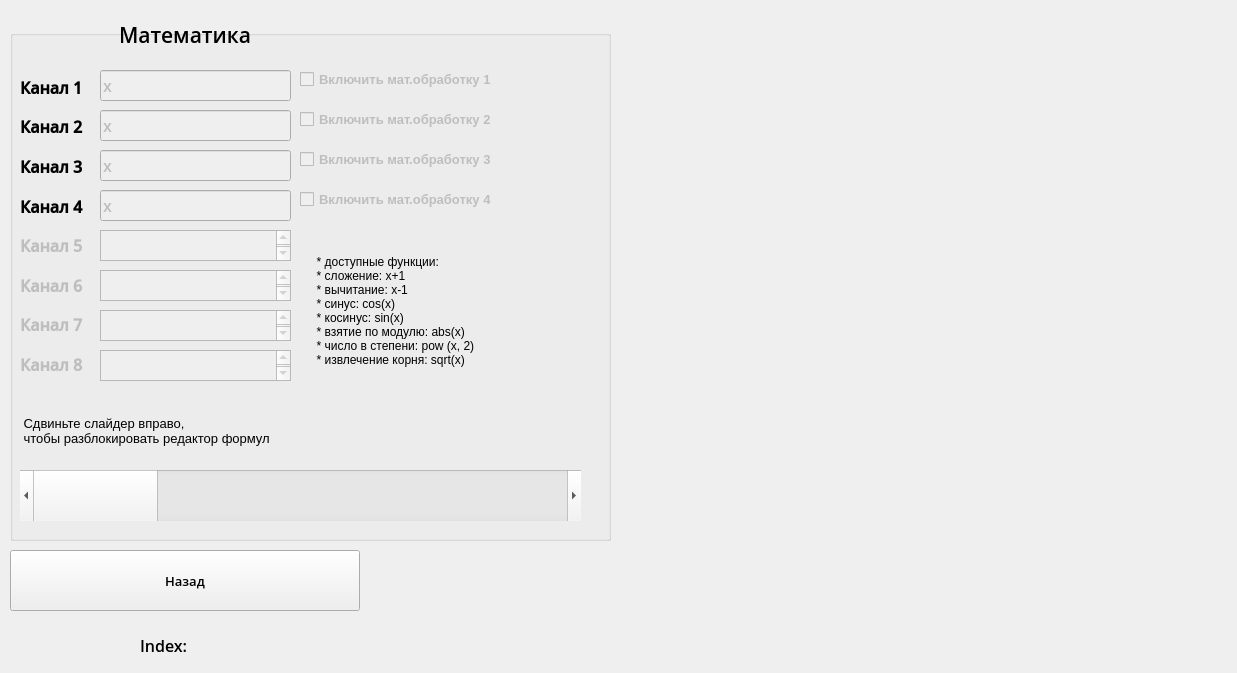
The window that stackedoptions.ui (tomyqg/topaz-m) describes before a commit, drawn with Qt 5.
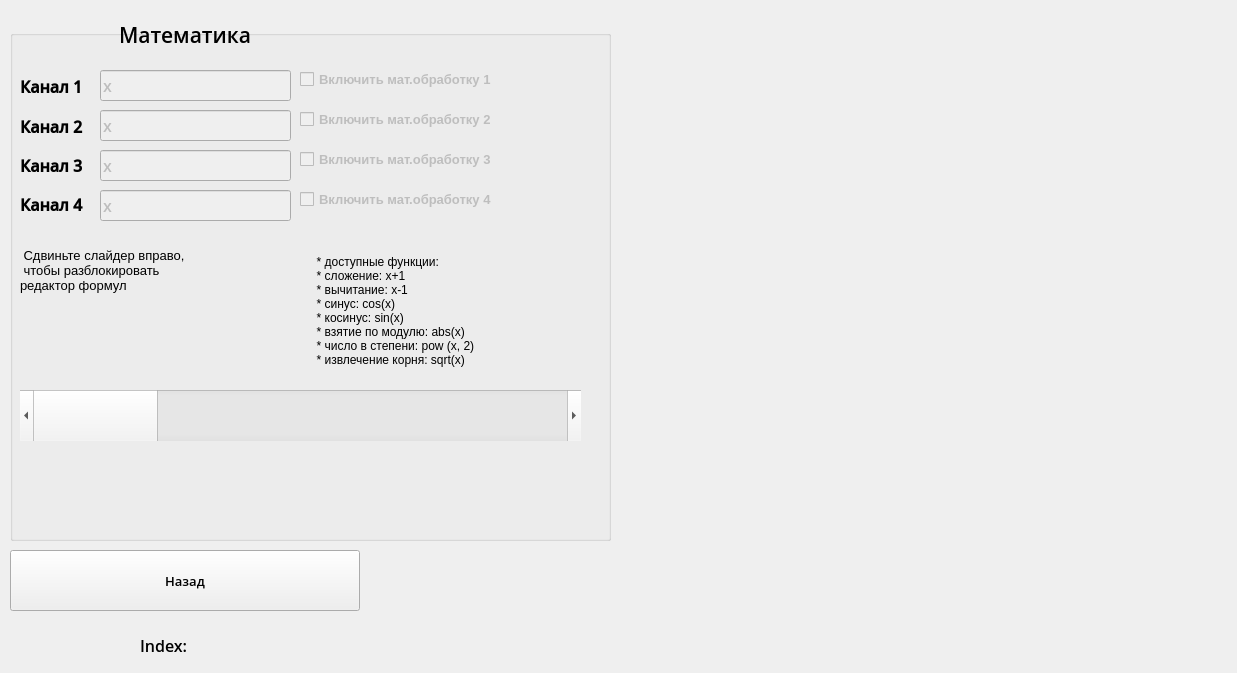
The same window after the commit. The open tabs and pages were chosen to show the change. Custom widgets are drawn as their Qt base class.

What changed in the file:
```diff
--- a/stackedoptions.ui
+++ b/stackedoptions.ui
@@ -4939,89 +4939,13 @@
      <property name="title">
       <string/>
      </property>
-     <widget class="QTextEdit" name="textEdit_10">
-      <property name="enabled">
-       <bool>false</bool>
-      </property>
-      <property name="geometry">
-       <rect>
-        <x>90</x>
-        <y>200</y>
-        <width>191</width>
-        <height>31</height>
-       </rect>
-      </property>
-      <property name="font">
-       <font>
-        <family>Open Sans Semibold</family>
-        <pointsize>12</pointsize>
-       </font>
-      </property>
-     </widget>
-     <widget class="QTextEdit" name="textEdit_11">
-      <property name="enabled">
-       <bool>false</bool>
-      </property>
-      <property name="geometry">
-       <rect>
-        <x>90</x>
-        <y>240</y>
-        <width>191</width>
-        <height>31</height>
-       </rect>
-      </property>
-      <property name="font">
-       <font>
-        <family>Open Sans Semibold</family>
-        <pointsize>12</pointsize>
-       </font>
-      </property>
-     </widget>
-     <widget class="QTextEdit" name="textEdit_12">
-      <property name="enabled">
-       <bool>false</bool>
-      </property>
-      <property name="geometry">
-       <rect>
-        <x>90</x>
-        <y>280</y>
-        <width>191</width>
-        <height>31</height>
-       </rect>
-      </property>
-      <property name="font">
-       <font>
-        <family>Open Sans Semibold</family>
-        <pointsize>12</pointsize>
-       </font>
-      </property>
-     </widget>
-     <widget class="QTextEdit" name="textEdit_13">
-      <property name="enabled">
-       <bool>false</bool>
-      </property>
-      <property name="geometry">
-       <rect>
-        <x>90</x>
-        <y>320</y>
-        <width>191</width>
-        <height>31</height>
-       </rect>
-      </property>
-      <property name="font">
-       <font>
-        <family>Open Sans Semibold</family>
-        <pointsize>12</pointsize>
-       </font>
-      </property>
-     </widget>
      <widget class="QWidget" name="layoutWidget_15">
       <property name="geometry">
        <rect>
         <x>10</x>
         <y>40</y>
         <width>80</width>
-        <height>311</height>
+        <height>151</height>
        </rect>
       </property>
       <property name="font">
@@ -5090,78 +5014,6 @@
          </property>
         </widget>
        </item>
-       <item>
-        <widget class="QLabel" name="label_78">
-         <property name="enabled">
-          <bool>false</bool>
-         </property>
-         <property name="font">
-          <font>
-           <family>Open Sans Semibold</family>
-           <pointsize>12</pointsize>
-           <weight>75</weight>
-           <bold>true</bold>
-          </font>
-         </property>
-         <property name="text">
-          <string>Канал 5</string>
-         </property>
-        </widget>
-       </item>
-       <item>
-        <widget class="QLabel" name="label_79">
-         <property name="enabled">
-          <bool>false</bool>
-         </property>
-         <property name="font">
-          <font>
-           <family>Open Sans Semibold</family>
-           <pointsize>12</pointsize>
-           <weight>75</weight>
-           <bold>true</bold>
-          </font>
-         </property>
-         <property name="text">
-          <string>Канал 6</string>
-         </property>
-        </widget>
-       </item>
-       <item>
-        <widget class="QLabel" name="label_80">
-         <property name="enabled">
-          <bool>false</bool>
-         </property>
-         <property name="font">
-          <font>
-           <family>Open Sans Semibold</family>
-           <pointsize>12</pointsize>
-           <weight>75</weight>
-           <bold>true</bold>
-          </font>
-         </property>
-         <property name="text">
-          <string>Канал 7</string>
-         </property>
-        </widget>
-       </item>
-       <item>
-        <widget class="QLabel" name="label_81">
-         <property name="enabled">
-          <bool>false</bool>
-         </property>
-         <property name="font">
-          <font>
-           <family>Open Sans Semibold</family>
-           <pointsize>12</pointsize>
-           <weight>75</weight>
-           <bold>true</bold>
-          </font>
-         </property>
-         <property name="text">
-          <string>Канал 8</string>
-         </property>
-        </widget>
-       </item>
       </layout>
      </widget>
      <widget class="QLineEdit" name="math_text_channel_1">
@@ -5373,7 +5225,7 @@
       <property name="geometry">
        <rect>
         <x>10</x>
-        <y>440</y>
+        <y>360</y>
         <width>561</width>
         <height>51</height>
        </rect>
@@ -5389,8 +5241,8 @@
       <property name="geometry">
        <rect>
         <x>10</x>
-        <y>360</y>
-        <width>561</width>
+        <y>200</y>
+        <width>291</width>
         <height>81</height>
        </rect>
       </property>
@@ -5401,7 +5253,8 @@
       </property>
       <property name="text">
        <string> Сдвиньте слайдер вправо,
- чтобы разблокировать редактор формул</string>
+ чтобы разблокировать
+редактор формул</string>
       </property>
      </widget>
     </widget>
```
Left out of the diff: 25 changed lines with no effect on the pictures.
